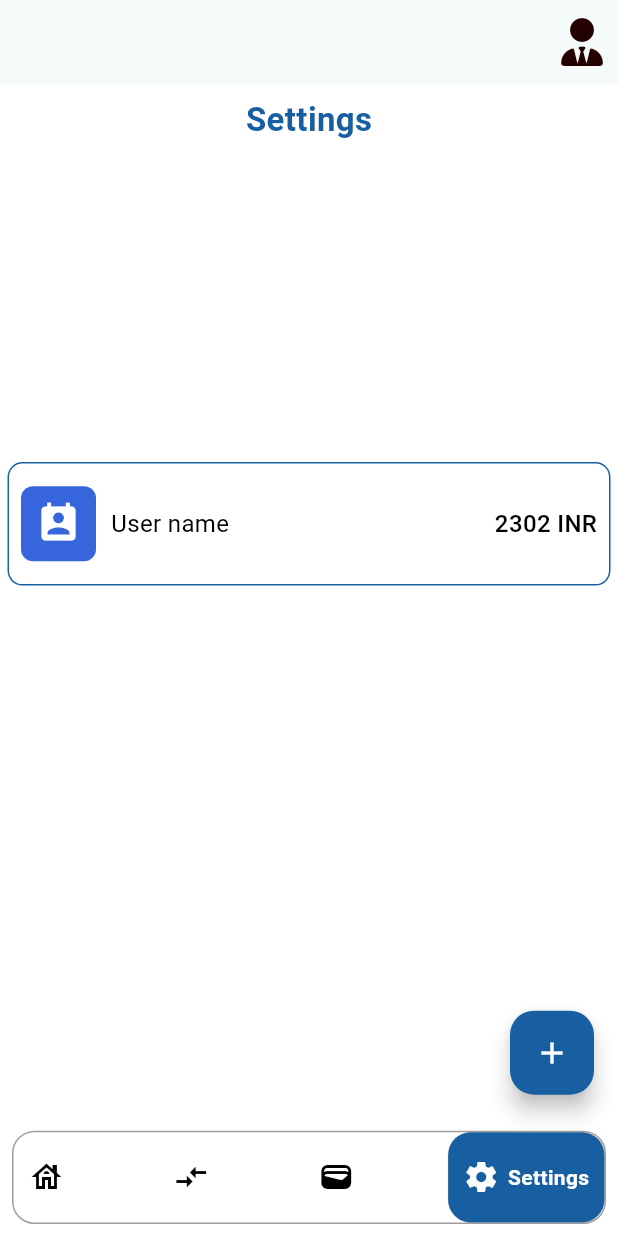
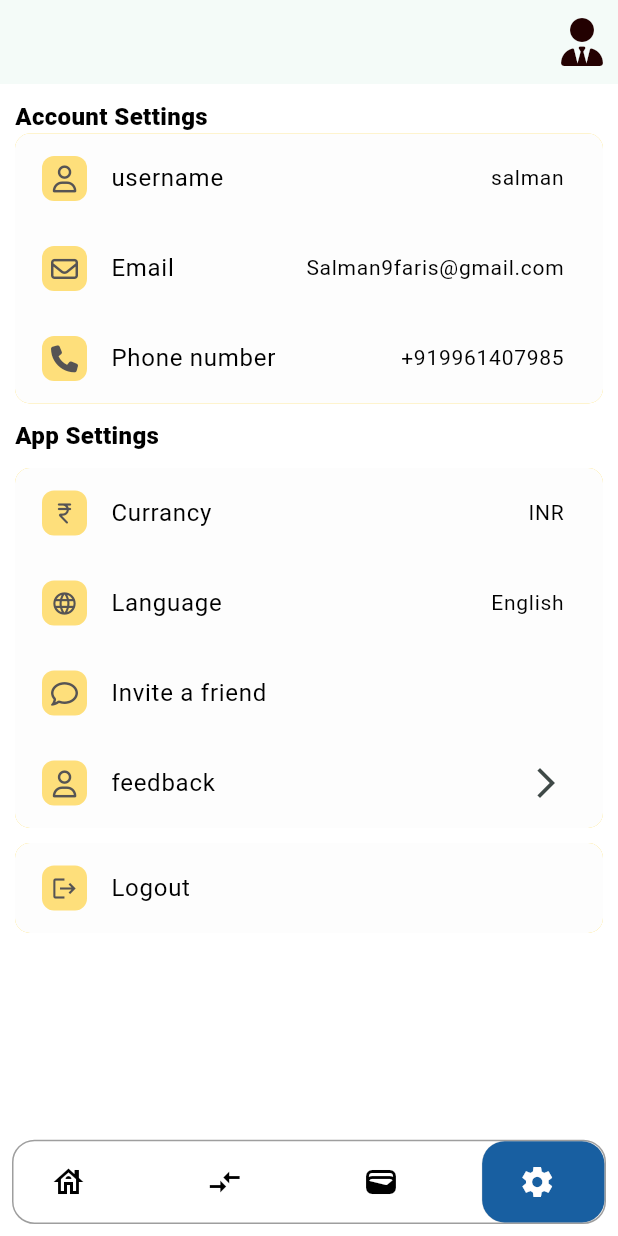
Before and after one commit to salman9faris/expenseapp, a Flutter app: the screen it shows after launch, item 4 of the bottom bar chosen, on a phone screen of 412 x 824 dp. Run offline on Flutter 3.47's test engine with Material 3 defaults, Android fonts, the phone set to English and light mode, and no system bars; drawn by our look-alikes of google_nav_bar; our stand-ins replace font_awesome_flutter; missing offline and left inert: dart:ffi.

Commit message:
added data entry scree

```diff
--- a/lib/constants/constant.dart
+++ b/lib/constants/constant.dart
@@ -21,11 +21,11 @@ const kCardiconexp = Color.fromARGB(255, 233, 8, 8);
 const kCardiconinc = Color.fromARGB(255, 6, 168, 14);
 
 //category item color
-const kCatcardbg = Color.fromARGB(226, 255, 255, 255);
+const kCatcardbg = Color.fromARGB(223, 255, 255, 255);
 const kCatcardboarder = kFloaticon;
 const kDrinks = Color.fromARGB(230, 33, 84, 215);
 const kEntertainment = Color.fromARGB(224, 133, 33, 215);
-const kmiscellaneous = Color.fromARGB(230, 215, 151, 33);
+const kmiscellaneous = Color.fromARGB(230, 215, 139, 33);
 const kTransportation = Color.fromARGB(214, 215, 33, 66);
 const kBill = Color.fromARGB(252, 33, 163, 215);
 const kCaticonclr = Colors.white;
@@ -38,7 +38,7 @@ const kbalCardheading = TextStyle(
     fontWeight: FontWeight.w300);
 const kbalCardsubheading = TextStyle(
     color: Colors.white,
-    fontSize: 18,
+    fontSize: 16,
     fontFamily: "Roboto",
     fontWeight: FontWeight.w500);
 
@@ -58,7 +58,7 @@ const kCardHeading = TextStyle(
     fontWeight: FontWeight.w500);
 const kCardsubheading = TextStyle(
     color: Color.fromARGB(255, 3, 3, 3),
-    fontSize: 18,
+    fontSize: 16,
     fontFamily: "Roboto",
     fontWeight: FontWeight.w600);
 
@@ -71,7 +71,26 @@ const kInterimheading = TextStyle(
 //category textstyles
 
 const kCatCardtitle =
-    TextStyle(color: Colors.black, fontSize: 16, fontWeight: FontWeight.w400);
+    TextStyle(color: Colors.black, fontSize: 16, fontWeight: FontWeight.normal);
 
 const kCatcardamount =
-    TextStyle(color: Colors.black, fontSize: 16, fontWeight: FontWeight.w500);
+    TextStyle(color: Colors.black, fontSize: 16, fontWeight: FontWeight.normal);
+
+//settings screen
+
+const kTilecolor = Color.fromARGB(255, 253, 253, 253);
+const kTileiconbg = Color.fromARGB(135, 255, 197, 7);
+const kTileiconclr = Color.fromARGB(255, 86, 84, 84);
+
+//settings tile textstyle
+const KTiletitle = TextStyle(
+  fontSize: 16,
+  color: Color.fromARGB(255, 0, 0, 0),
+  fontWeight: FontWeight.normal,
+);
+
+const kTilevalue = TextStyle(
+  fontSize: 14,
+  color: Color.fromARGB(255, 0, 0, 0),
+  fontWeight: FontWeight.normal,
+);
--- a/lib/screens/homescree.dart
+++ b/lib/screens/homescree.dart
@@ -1,5 +1,6 @@
 import 'package:expensetracker/constants/constant.dart';
 import 'package:expensetracker/screens/analysis.dart';
+import 'package:expensetracker/screens/dataentryscreen.dart';
 import 'package:expensetracker/screens/home.dart';
 import 'package:expensetracker/screens/settings.dart';
 import 'package:expensetracker/screens/transactionscreen.dart';
@@ -12,7 +13,9 @@ import 'package:expensetracker/provider/bottomnavprovider.dart';
 class HomeScreen extends StatelessWidget {
   HomeScreen({super.key});
 
-  List<dynamic> screens = [
+  final scaffoldKey = GlobalKey<ScaffoldState>();
+
+  List<dynamic> _screens = [
     HomePage(),
     TransactionScreen(),
     Analysis(),
@@ -22,8 +25,9 @@ class HomeScreen extends StatelessWidget {
   @override
   Widget build(BuildContext context) {
     return Consumer<bottomNavProvider>(
-        builder: (context, bottomnavindex, child) {
+        builder: (context, _bottomnavindex, child) {
       return Scaffold(
+        key: scaffoldKey,
         backgroundColor: Color.fromARGB(255, 255, 255, 255),
         appBar: AppBar(
           actions: const [
@@ -37,18 +41,25 @@ class HomeScreen extends StatelessWidget {
             ),
           ],
         ),
-        body: screens[bottomnavindex.currentindex],
+        body: _screens[_bottomnavindex.currentindex],
         bottomNavigationBar: Bottomnavwidget(
-          bottomnavindex: bottomnavindex,
+          bottomnavindex: _bottomnavindex,
         ),
-        floatingActionButton: FloatingActionButton(
-          backgroundColor: kFloaticon,
-          child: const Icon(
-            Icons.add,
-            color: Colors.white,
-          ),
-          onPressed: () {},
-        ),
+        floatingActionButton: _bottomnavindex.currentindex == 0
+            ? FloatingActionButton(
+                backgroundColor: kFloaticon,
+                child: const Icon(
+                  Icons.add,
+                  color: Colors.white,
+                ),
+                onPressed: () {
+                  Navigator.push(
+                    context,
+                    MaterialPageRoute(builder: (context) => DataInput()),
+                  );
+                },
+              )
+            : null,
       );
     });
   }
--- a/lib/screens/settings.dart
+++ b/lib/screens/settings.dart
@@ -1,40 +1,169 @@
 import 'package:expensetracker/constants/constant.dart';
 import 'package:expensetracker/widgets/catitemwidget.dart';
+import 'package:expensetracker/widgets/settingstiles.dart';
 import 'package:flutter/material.dart';
+import 'package:flutter/widgets.dart';
+import 'package:font_awesome_flutter/font_awesome_flutter.dart';
 
 class Settings extends StatelessWidget {
-  const Settings({super.key});
+  @override
+  Widget build(BuildContext context) {
+    return SingleChildScrollView(
+      child: Padding(
+        padding: const EdgeInsets.all(10.0),
+        child: Column(
+          mainAxisAlignment: MainAxisAlignment.start,
+          crossAxisAlignment: CrossAxisAlignment.stretch,
+          children: [
+            const Text(
+              "Account Settings ",
+              style: TextStyle(
+                  fontSize: 16,
+                  color: Colors.black,
+                  fontWeight: FontWeight.w800),
+            ),
+            Container(
+              decoration: const BoxDecoration(
+                color: kTilecolor,
+                borderRadius: BorderRadius.all(Radius.circular(
+                        10.0) //                 <--- border radius here
+                    ),
+              ),
+              child: Column(
+                children: [
+                  settingstile(
+                    title: "username",
+                    icon: FontAwesomeIcons.user,
+                    value: "salman",
+                  ),
+                  settingstile(
+                      title: "Email",
+                      icon: FontAwesomeIcons.envelope,
+                      value: "Salman9faris@gmail.com"),
+                  settingstile(
+                    title: "Phone number",
+                    icon: FontAwesomeIcons.phone,
+                    value: "+919961407985",
+                  ),
+                ],
+              ),
+            ),
+            const SizedBox(
+              height: 10,
+            ),
+            const Text(
+              "App Settings ",
+              style: TextStyle(
+                  fontSize: 16,
+                  color: Colors.black,
+                  fontWeight: FontWeight.w800),
+            ),
+            const SizedBox(
+              height: 10,
+            ),
+            Container(
+              decoration: const BoxDecoration(
+                color: kTilecolor,
+                borderRadius: BorderRadius.all(Radius.circular(10.0) //
+                    ),
+              ),
+              child: Column(
+                children: [
+                  settingstile(
+                    title: "Currancy",
+                    icon: Icons.currency_rupee_rounded,
+                    value: "INR",
+                  ),
+                  settingstile(
+                    title: "Language",
+                    icon: Icons.language,
+                    value: "English",
+                  ),
+                  settingstile(
+                    title: "Invite a friend",
+                    icon: FontAwesomeIcons.comment,
+                  ),
+                  settingstile(
+                    title: "feedback",
+                    icon: FontAwesomeIcons.user,
+                    trail: true,
+                  ),
+                ],
+              ),
+            ),
+            const SizedBox(
+              height: 10,
+            ),
+            Container(
+              decoration: BoxDecoration(
+                color: kTilecolor,
+                borderRadius: BorderRadius.all(Radius.circular(
+                        10.0) //                 <--- border radius here
+                    ),
+              ),
+              child: Column(
+                  mainAxisAlignment: MainAxisAlignment.center,
+                  crossAxisAlignment: CrossAxisAlignment.center,
+                  children: [
+                    settingstile(
+                      title: "Logout",
+                      icon: Icons.logout,
+                    ),
+                  ]),
+            ),
+          ],
+        ),
+      ),
+    );
+  }
+}
+
+class settingstile extends StatelessWidget {
+  settingstile({
+    super.key,
+    required this.icon,
+    required this.title,
+    this.value = "",
+    this.trail = false,
+    //required this.toggleswitch,
+  });
+
+  final IconData icon;
+  final String title;
+  String value;
+  bool trail;
+  //Function toggleswitch;
 
   @override
   Widget build(BuildContext context) {
-    return Column(
-      children: [
-        Container(
-          margin: EdgeInsets.all(8),
-          child: Text(
-            "Settings",
-            style: kWelcometext,
+    return ListTile(
+        shape: RoundedRectangleBorder(
+          side: BorderSide(width: 2, color: Colors.amberAccent),
+          borderRadius: BorderRadius.circular(10),
+        ),
+        leading: Container(
+          height: 30,
+          width: 30,
+          decoration: BoxDecoration(
+            color: kTileiconbg,
+            borderRadius: BorderRadius.circular(8),
+          ),
+          child: Icon(
+            icon,
+            color: kTileiconclr,
+            size: 18,
           ),
         ),
-        Container(
-          height: 200,
-          width: 200,
-          decoration: const BoxDecoration(
-            image: DecorationImage(
-                image: AssetImage(
-                  "assests/images/user.jpg",
-                ),
-                fit: BoxFit.contain),
-            color: Colors.white,
-            shape: BoxShape.circle,
-          ),
+        title: Row(
+          mainAxisAlignment: MainAxisAlignment.spaceBetween,
+          children: [
+            Text(title, style: KTiletitle),
+            Text(
+              value!,
+              style: kTilevalue,
+            ),
+          ],
         ),
-        Categorywidget(
-            categorytem: "User name",
-            categorytemexp: 2302,
-            categorytemcolor: kDrinks,
-            categorytemicon: Icons.perm_contact_calendar),
-      ],
-    );
+        trailing: trail == true ? Icon(Icons.arrow_forward_ios_sharp) : null);
   }
 }
--- a/lib/widgets/bottombar.dart
+++ b/lib/widgets/bottombar.dart
@@ -1,5 +1,6 @@
 import 'package:expensetracker/provider/bottomnavprovider.dart';
 import 'package:flutter/material.dart';
+import 'package:flutter/widgets.dart';
 import 'package:font_awesome_flutter/font_awesome_flutter.dart';
 import 'package:google_nav_bar/google_nav_bar.dart';
 import 'package:provider/provider.dart';
@@ -31,30 +32,32 @@ class Bottomnavwidget extends StatelessWidget {
               color: const Color.fromARGB(255, 113, 113, 113), width: .1),
           activeColor: kBottomseltextcolor,
           tabBackgroundColor: kBottomnavbg,
-          gap: 2,
+          gap: 8,
           textSize: 25,
-          padding: const EdgeInsets.symmetric(horizontal: 10, vertical: 18),
+          padding: EdgeInsets.symmetric(
+              horizontal: MediaQuery.of(context).size.width * .06,
+              vertical: 15),
           tabs: const [
             GButton(
               icon: Icons.house_outlined,
               borderRadius: BorderRadius.all(Radius.circular(15)),
-              text: " Home",
+              //text: " home",
             ),
             GButton(
               icon: Icons.compare_arrows_outlined,
               textSize: 10.0,
               borderRadius: BorderRadius.all(Radius.circular(15)),
-              text: " History",
+              //text: " History",
             ),
             GButton(
               icon: Icons.wallet_outlined,
               borderRadius: BorderRadius.all(Radius.circular(15)),
-              text: " Wallet",
+              //text: " Wallet",
             ),
             GButton(
               icon: Icons.settings_sharp,
               borderRadius: BorderRadius.all(Radius.circular(15)),
-              text: " Settings",
+              //text: " Settings",
             ),
           ],
           selectedIndex: _selectedindex,
--- a/lib/widgets/catitemwidget.dart
+++ b/lib/widgets/catitemwidget.dart
@@ -20,11 +20,12 @@ class Categorywidget extends StatelessWidget {
       child: Container(
         padding: const EdgeInsets.all(8),
         width: MediaQuery.of(context).size.width,
-        height: MediaQuery.of(context).size.height * .10,
+        height: MediaQuery.of(context).size.height * .07,
         decoration: BoxDecoration(
-            color: kCatcardbg,
-            borderRadius: BorderRadius.circular(10),
-            border: Border.all(color: kCatcardboarder)),
+          color: kCatcardbg,
+          borderRadius: BorderRadius.circular(10),
+          // border: Border.all(color: kCatcardboarder)
+        ),
         child: Row(
           mainAxisAlignment: MainAxisAlignment.spaceBetween,
           crossAxisAlignment: CrossAxisAlignment.center,
@@ -34,8 +35,8 @@ class Categorywidget extends StatelessWidget {
               crossAxisAlignment: CrossAxisAlignment.center,
               children: [
                 Container(
-                  height: 50,
-                  width: 50,
+                  height: 30,
+                  width: 30,
                   decoration: BoxDecoration(
                     color: categorytemcolor,
                     borderRadius: BorderRadius.circular(8),
@@ -43,7 +44,7 @@ class Categorywidget extends StatelessWidget {
                   child: Icon(
                     categorytemicon,
                     color: kCaticonclr,
-                    size: 30,
+                    size: 20,
                   ),
                 ),
                 const SizedBox(
```
Also changed, not shown: lib/screens/analysis.dart (+13 -6 lines), lib/screens/dataentryscreen.dart (added, +80 -0 lines), lib/screens/transactionscreen.dart (+7 -0 lines), lib/widgets/settingstiles.dart (added, +31 -0 lines).
